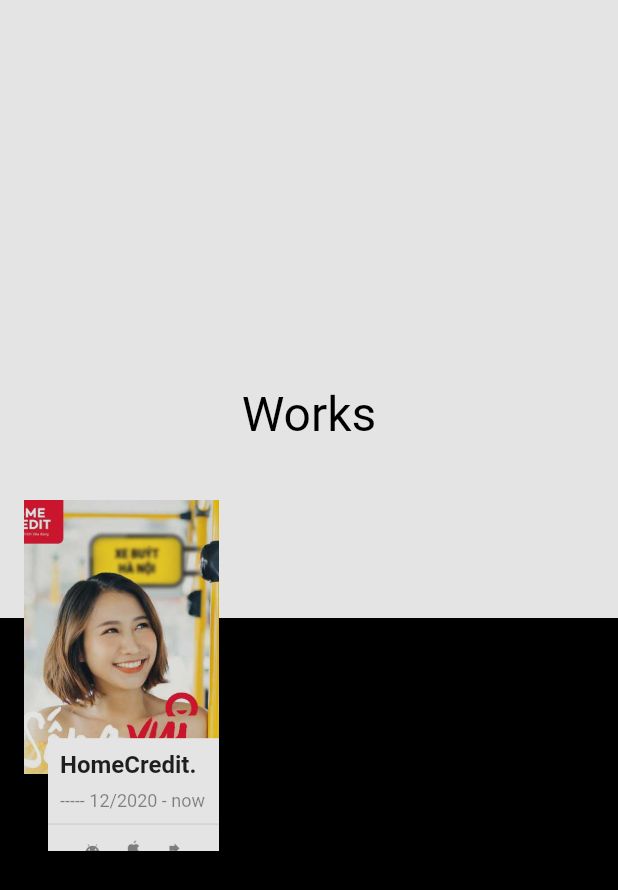
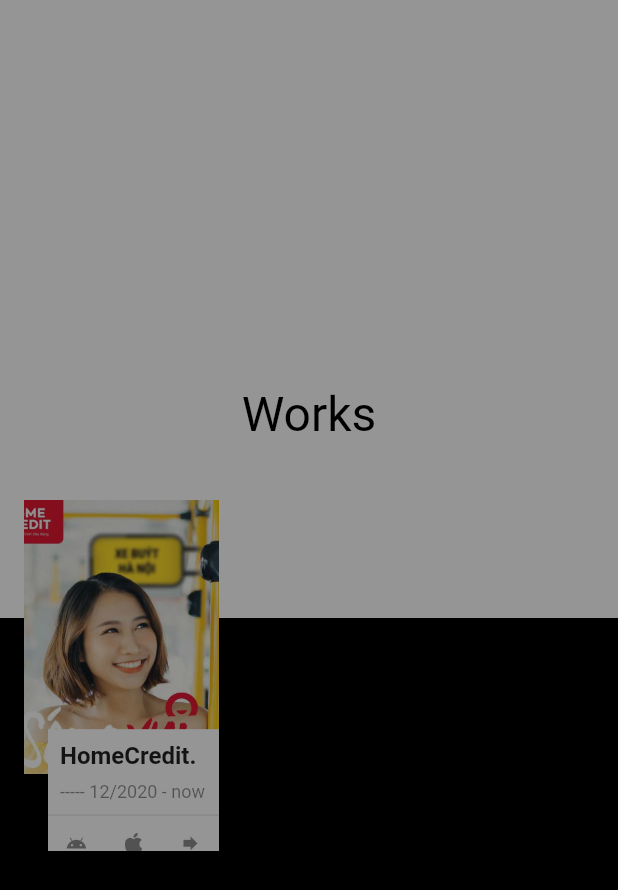
Before and after one commit to minhhung2556/minhhung2556.github.io, a Flutter app: the screen it shows after launch, scrolled down 3456 dp, on a phone screen of 412 x 824 dp. Shown: the top 890 px of the screen. Run offline on Flutter 3.47's test engine with Material 2 defaults, Android fonts, the phone set to English and light mode, and no system bars; missing offline and left inert: dart:html.

Commit message:
update layout

```diff
--- a/lib/home.dart
+++ b/lib/home.dart
@@ -31,7 +31,7 @@
 
   double get _screenW => _screenSize.width;
 
-  // bool get _isPortrait => _screenW < _screenH;
+  bool get _isPortrait => _screenW < _screenH;
 
   late AnimationController _page1AC;
   late AnimationController _page6AC;
@@ -70,9 +70,9 @@
     });
 
     //FIXME test
-    // Future.delayed(Duration(milliseconds: 500), () {
-    //   _scrollController.jumpTo(_scrollController.position.maxScrollExtent);
-    // });
+    Future.delayed(Duration(milliseconds: 500), () {
+      _scrollController.jumpTo(_scrollController.position.maxScrollExtent);
+    });
 
     _page1AC =
         AnimationController(vsync: this, duration: Duration(milliseconds: 600));
@@ -134,8 +134,11 @@
     return Transform.translate(
       offset: Offset(0, dy),
       child: Container(
-        height: _screenH / 5,
-        child: Card(
+        constraints: BoxConstraints(minHeight: _screenH / 5),
+        child: Column(
+          verticalDirection: VerticalDirection.up,
+          children: [
+            Card(
               color: kCardColor,
               elevation: 0.0,
               margin: const EdgeInsets.all(kScreenPadding),
@@ -143,9 +146,8 @@
                 borderRadius: BorderRadius.circular(kBorderRadius),
               ),
               child: Center(
-            child: Stack(
-              children: [
-                Center(
+                child: Padding(
+                  padding: const EdgeInsets.all(kScreenPadding),
                   child: RichText(
                     textAlign: TextAlign.center,
                     text: TextSpan(
@@ -229,15 +231,14 @@
                     ),
                   ),
                 ),
+              ),
+            ),
             Transform.translate(
-                  offset: Offset(0, (-36 - kItemPadding * 1.5 * 2) * 0.8),
-                  child: Align(
-                    alignment: Alignment.topCenter,
+              offset: Offset(0, kScreenPadding * 1.5),
               child: Container(
                 color: kAccentColor,
                 padding: const EdgeInsets.symmetric(
-                          vertical: kItemPadding * 1.5,
-                          horizontal: kItemPadding / 2),
+                    vertical: kItemPadding * 1.5, horizontal: kItemPadding / 2),
                 child: SlideTransition(
                   position: Tween<Offset>(
                     begin: Offset(
@@ -257,10 +258,7 @@
                 ),
               ),
             ),
-                ),
           ],
-            ),
-          ),
         ),
       ),
     );
@@ -380,29 +378,11 @@
   }
 
   Widget _buildPage1() {
+    var contentH = min(_screenW, _screenH) / 2;
     var av = _page1Value * 3;
     var dx = av * _screenW / 2;
-    return Transform.translate(
-      offset: Offset(0, _page1Value * _screenH),
-      child: Container(
-        width: _screenW,
-        height: _screenH,
-        child: Stack(
-          children: [
-            Align(
-              alignment: Alignment.bottomCenter,
-              child: Container(
-                color: kColorTween12.transform(av),
-                width: _screenW,
-                height: _screenH * 0.8,
-              ),
-            ),
-            Align(
-              alignment: Alignment.center,
-              child: Row(
-                crossAxisAlignment: CrossAxisAlignment.center,
-                children: [
-                  const SizedBox(width: kScreenPadding),
+
+    var children = [
       Expanded(
         child: Transform.translate(
           offset: Offset(-dx, 0),
@@ -420,6 +400,7 @@
                         text: "Hi! I'm ",
                         style: TextStyle(
                           fontSize: 30,
+                          color: kDarkestColor,
                         ),
                       ),
                       TextSpan(
@@ -427,6 +408,7 @@
                         style: TextStyle(
                           fontWeight: FontWeight.bold,
                           fontSize: 30,
+                          color: kDarkestColor,
                         ),
                       ),
                     ],
@@ -438,38 +420,36 @@
                 style: TextStyle(
                   fontWeight: FontWeight.w500,
                   fontSize: 16,
+                  color: kDarkestColor,
                 ),
               ),
+              const SizedBox(height: kScreenPadding),
               Divider(),
             ],
           ),
         ),
       ),
-                  const SizedBox(width: kScreenPadding * 2),
-                  Expanded(
-                    child: Transform.translate(
+      const SizedBox(width: kScreenPadding, height: kScreenPadding),
+      Transform.translate(
         offset: Offset(dx, 0),
         child: RotationTransition(
           turns: TweenSequence<double>([
             TweenSequenceItem(
                 tween: Tween<double>(
-                                  begin: kDegToRad * 5.0,
-                                  end: kDegToRad * -5.0),
+                    begin: kDegToRad * 5.0, end: kDegToRad * -5.0),
                 weight: 0.5),
             TweenSequenceItem(
-                              tween: Tween<double>(
-                                  begin: kDegToRad * -5, end: 0.0),
+                tween: Tween<double>(begin: kDegToRad * -5, end: 0.0),
                 weight: 0.5),
-                        ])
-                            .chain(CurveTween(curve: Curves.bounceInOut))
-                            .animate(_page1AC),
+          ]).chain(CurveTween(curve: Curves.bounceInOut)).animate(_page1AC),
           alignment: Alignment.topCenter,
           child: ShadowWidget(
             child: ClipRRect(
-                            borderRadius:
-                                BorderRadius.circular(kBorderRadiusSmall),
+              borderRadius: BorderRadius.circular(kBorderRadiusSmall),
               child: Opacity(
                 opacity: max(0.0, 1 - _page1Value * 2),
+                child: Container(
+                  constraints: BoxConstraints(maxHeight: contentH),
                   child: Image.asset(
                     Assets.assetAvatar,
                     fit: BoxFit.fitWidth,
@@ -480,17 +460,34 @@
           ),
         ),
       ),
-                  const SizedBox(width: kScreenPadding),
-                ],
+    ];
+
+    return Transform.translate(
+      offset: Offset(0, _page1Value * _screenH),
+      child: Container(
+        width: _screenW,
+        height: _screenH,
+        child: Center(
+          child: Container(
+            color: kColorTween12.transform(min(1.0, _page1Value * 3)),
+            padding: EdgeInsets.all(kScreenPadding * 2),
+            child: _isPortrait
+                ? Column(
+                    crossAxisAlignment: CrossAxisAlignment.center,
+                    children: children,
+                  )
+                : Row(
+                    crossAxisAlignment: CrossAxisAlignment.center,
+                    children: children,
                   ),
-            )
-          ],
+          ),
         ),
       ),
     );
   }
 
   Widget _buildPage2() {
+    var contentH = _screenH / 2;
     var av = min(1.0, _page1Value * 2 - 1);
     return Transform.translate(
       offset: Offset(
@@ -501,11 +498,10 @@
           opacity: 1 - _page2Value,
           child: Container(
             height: _screenH,
-            child: Row(
-              crossAxisAlignment: CrossAxisAlignment.center,
-              children: [
-                const SizedBox(width: kScreenPadding),
-                Expanded(
+            padding: EdgeInsets.symmetric(horizontal: kScreenPadding),
+            alignment: Alignment.center,
+            child: Container(
+              height: contentH,
               child: Opacity(
                 opacity: max(0.0, min(1.0, av)),
                 child: Card(
@@ -515,6 +511,7 @@
                   ),
                   child: Padding(
                     padding: const EdgeInsets.all(kScreenPadding),
+                    child: Center(
                       child: RichText(
                         text: TextSpan(
                           children: [
@@ -555,8 +552,6 @@
                   ),
                 ),
               ),
-                const SizedBox(width: kScreenPadding),
-              ],
             ),
           ),
         ),
@@ -584,6 +579,7 @@
             child: Column(
               mainAxisAlignment: MainAxisAlignment.center,
               children: [
+                const SizedBox(height: kScreenPadding),
                 Text(
                   "Skills",
                   style: TextStyle(
@@ -614,7 +610,7 @@
     var av = min(1.0, _page3Value + 0.1);
 
     var itemW = (_screenW - kScreenPadding * 4) / 3;
-    var itemH = (_screenH - kScreenPadding * 6 - 40) / 2;
+    var itemH = (_screenH - kScreenPadding * 4 - kItemPadding * 3) / 2;
 
     var dx = 0.0;
     var dy = 0.0;
@@ -701,7 +697,7 @@
   }
 
   Widget _buildPage4() {
-    var av = min(1.0, _page4Value + 0.7);
+    var av = min(1.0, _page4Value * 3);
     var dy = _page4Value * _screenH +
         _page1Value * _screenH +
         _page2Value * _screenH +
@@ -847,27 +843,27 @@
                         const SizedBox(height: kItemPadding / 2),
                         const Divider(height: 0.5),
                         const SizedBox(height: kItemPadding / 2),
-                        Padding(
-                          padding: const EdgeInsets.only(
-                              left: kItemPadding, right: kItemPadding),
+                        Center(
                           child: FittedBox(
                             child: Row(
                               mainAxisAlignment: MainAxisAlignment.spaceBetween,
+                              crossAxisAlignment: CrossAxisAlignment.center,
                               children: data['ls'].map<Widget>((e) {
                                 Widget c;
+                                var iconSize = 24.0;
                                 switch (e['n'].toString().toLowerCase()) {
                                   case 'android':
                                     c = Icon(
                                       Icons.android_rounded,
-                                      size: 24,
+                                      size: iconSize,
                                       color: Colors.black45,
                                     );
                                     break;
                                   case 'ios':
                                     c = Image.asset(
                                       Assets.assetLogoapple,
-                                      width: 24,
-                                      height: 24,
+                                      width: iconSize,
+                                      height: iconSize,
                                       color: Colors.black45,
                                     );
                                     break;
@@ -875,7 +871,7 @@
                                   default:
                                     c = Icon(
                                       Icons.forward,
-                                      size: 24,
+                                      size: iconSize,
                                       color: Colors.black45,
                                     );
                                     break;
--- a/pubspec.yaml
+++ b/pubspec.yaml
@@ -12,7 +12,6 @@
 dependencies:
   flutter:
     sdk: flutter
-  cupertino_icons: ^1.0.3
 
 dev_dependencies:
   flutter_test:
```
Also changed, not shown: asset/logoapple.png. Lines whose indentation alone changed are shown as unchanged.
